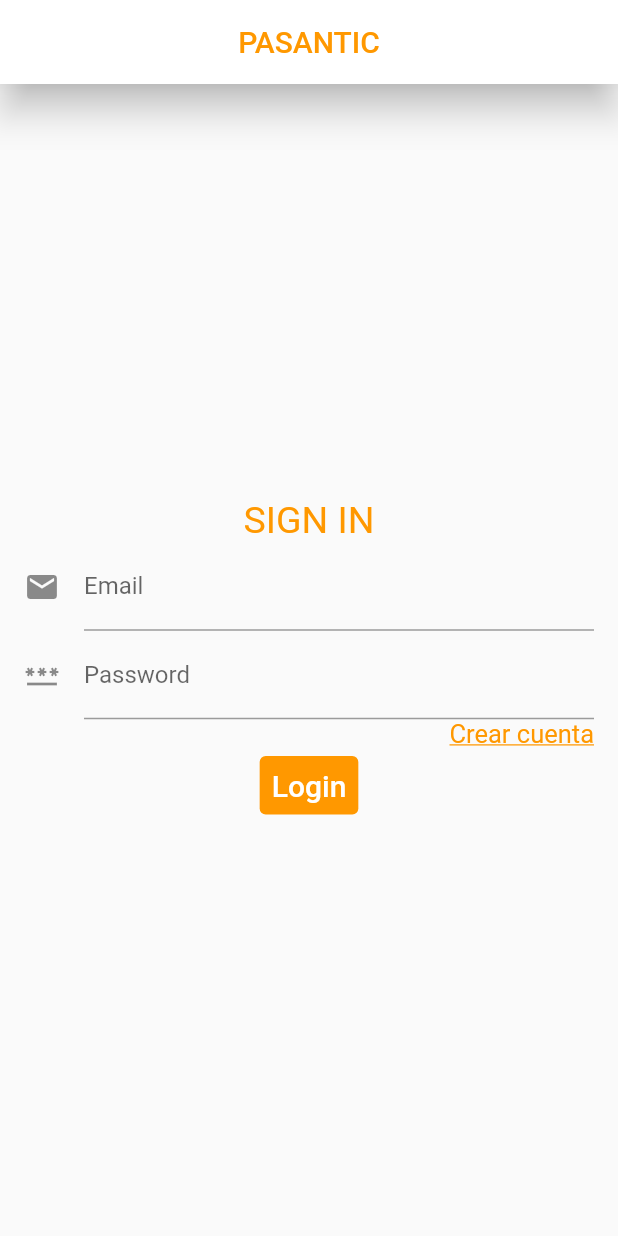
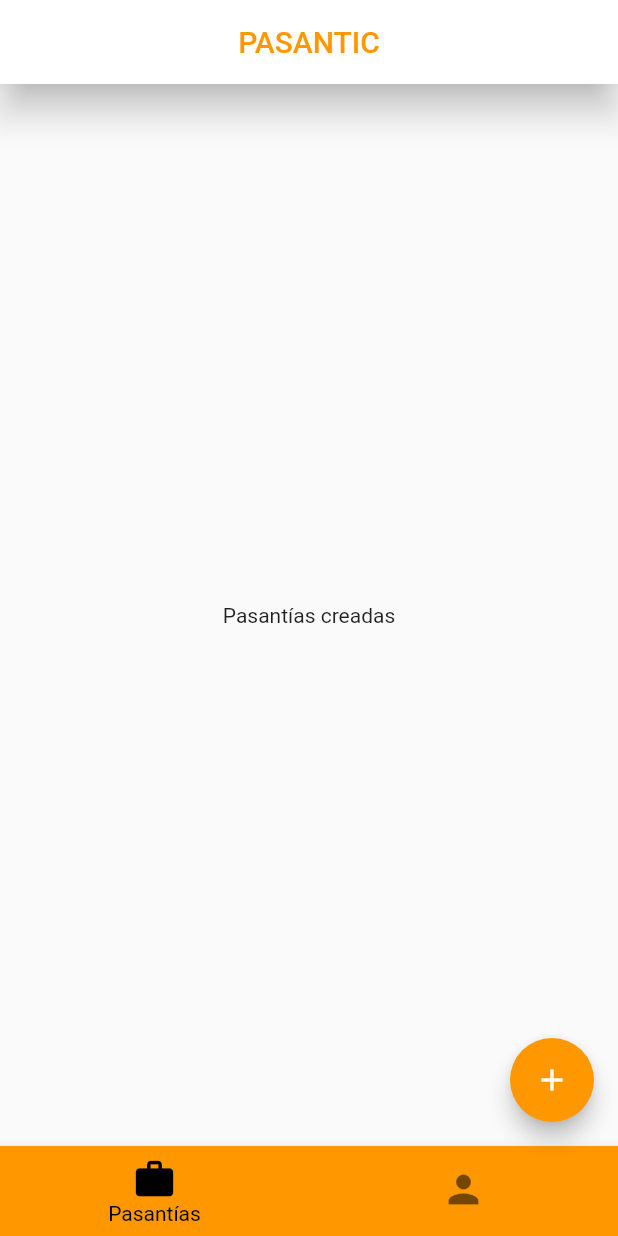
Before and after one commit to DannyMontenegro/ProyectoLP, a Flutter app: the screen it shows after launch, on a phone screen of 412 x 824 dp. Run offline on Flutter 3.47's test engine with Material 2 defaults, Android fonts, the light colour scheme and no system bars; drawn by our look-alikes of loader_overlay; our stand-ins replace shared_preferences; network calls fail.

Commit message:
Internship screen

```diff
--- a/pasantic_frontend/lib/main.dart
+++ b/pasantic_frontend/lib/main.dart
@@ -30,7 +30,7 @@ class MyApp extends StatelessWidget {
     return MaterialApp(
       debugShowCheckedModeBanner: false,
       title: 'Pasantic',
-      initialRoute: 'login',
+      initialRoute: 'internships',
       routes: {
         'home': (_)=>const HomeScreen(),
         'profile': (_)=>const ProfileScreen(),
@@ -38,6 +38,8 @@ class MyApp extends StatelessWidget {
         'login': (_)=>const LoginScreen(),
         'register': (_)=>const RegisterScreen(),
         'applications': (_)=>const ApplicationsScreen(),
+        'internships': (_)=> const IntershipsScreen(),
+        'newInternship': (_)=> const NewInternshipScreen(),
       },
 
       theme: ThemeData.light().copyWith(
--- /dev/null
+++ b/pasantic_frontend/lib/screens/internships_enterprise.dart
@@ -0,0 +1,64 @@
+import 'package:flutter/material.dart';
+
+
+class IntershipsScreen extends StatefulWidget{
+
+  const IntershipsScreen({Key? key}) : super(key: key);
+
+  @override
+  State<IntershipsScreen> createState() => _IntershipsScreenState();
+}
+
+class _IntershipsScreenState extends State<IntershipsScreen>{
+  int currentIndex = 0;
+
+
+  @override
+  Widget build(BuildContext context){
+    return Scaffold(
+      appBar: AppBar(
+        elevation: 10,
+        centerTitle: true,
+        title: const Text(
+          "PASANTIC",
+          style: TextStyle(color: Colors.orange),
+        ),
+      ),
+      body: const Center(
+        child: Text("Pasantías creadas"),
+      ),
+      floatingActionButton: FloatingActionButton(
+        onPressed: (){
+          Navigator.of(context).pushNamed('newInternship');
+        },
+        backgroundColor: Colors.orange,
+        child: const Icon(Icons.add),
+      ),
+      bottomNavigationBar: BottomNavigationBar(
+        backgroundColor: Colors.orange,
+        selectedItemColor: Colors.black,
+        type: BottomNavigationBarType.fixed,
+        iconSize: 30,
+        currentIndex : currentIndex,
+        showUnselectedLabels: false,
+        onTap: (index){
+          currentIndex = index;
+          // Pantalla de perfil de empresa
+        },
+        items: const [
+          BottomNavigationBarItem(
+            icon:  Icon(Icons.work_outlined),
+            label: 'Pasantías',
+            backgroundColor: Colors.orange
+          ),
+          BottomNavigationBarItem(
+            icon:  Icon(Icons.person),
+            label: 'Perfil',
+            backgroundColor: Colors.orange
+          ),
+        ],
+        )
+    );
+
+  }
+}
--- a/pasantic_frontend/lib/screens/screens.dart
+++ b/pasantic_frontend/lib/screens/screens.dart
@@ -4,3 +4,5 @@ export 'package:pasantic_frontend/screens/login_screen.dart';
 export 'package:pasantic_frontend/screens/register_screen.dart';
 export 'package:pasantic_frontend/screens/applications_screen.dart';
 export 'package:pasantic_frontend/screens/applications_screen.dart';
+export 'package:pasantic_frontend/screens/internships_enterprise.dart';
+export 'package:pasantic_frontend/screens/new_internship.dart';
```
Also changed, not shown: pasantic_frontend/lib/screens/new_internship.dart (added, +134 -0 lines), pasantic_backend/package-lock.json.
